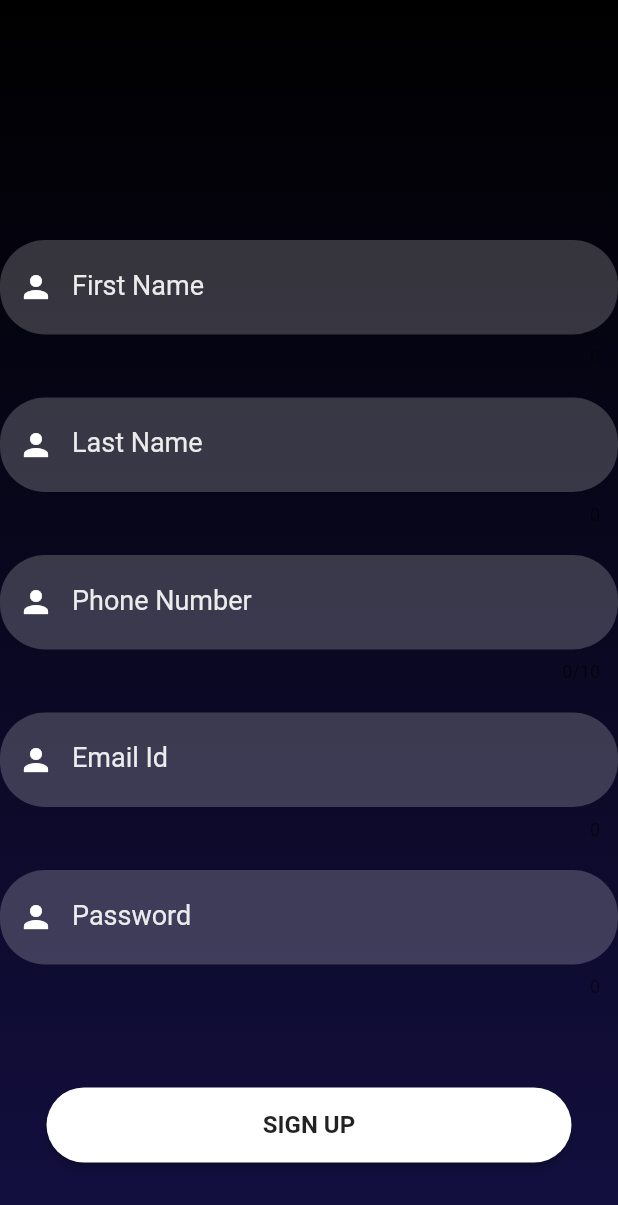
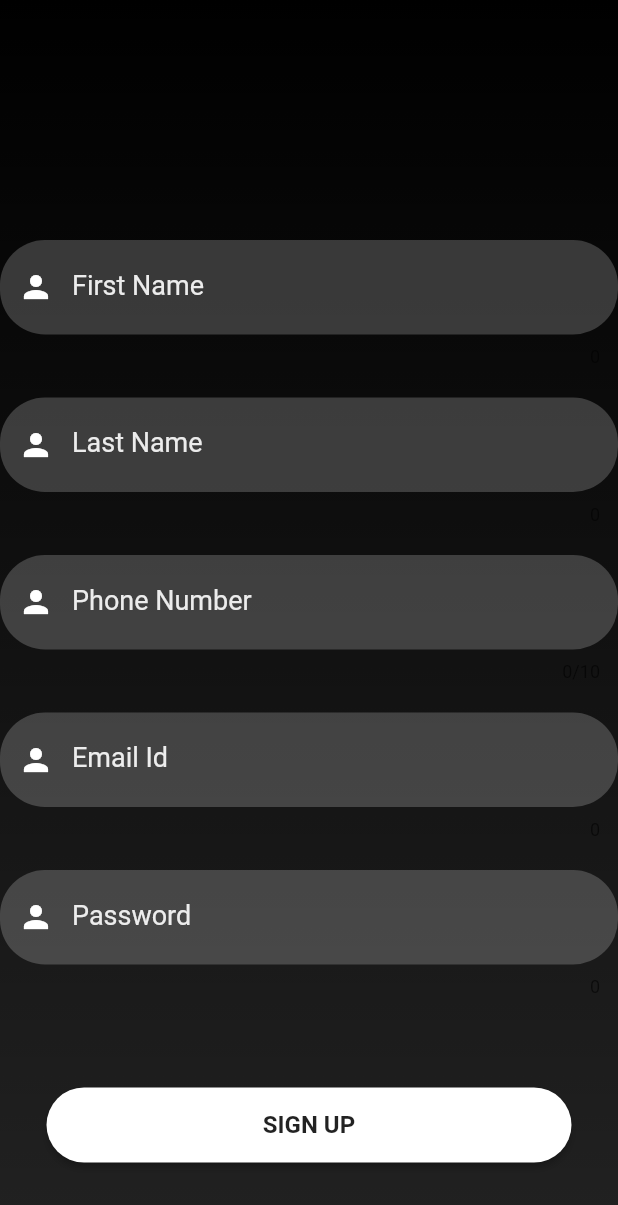
Before and after one commit to ujjwaljain14/stocks_app, a Flutter app: the screen it shows after launch, after a tap on "Don't have an account?", on a phone screen of 412 x 824 dp. Shown: the top 1205 px of the screen. Run offline on Flutter 3.47's test engine with Material 2 defaults, Android fonts, the phone set to English and light mode, and no system bars.

Commit message:
theme modified

```diff
--- a/lib/screens/signin.dart
+++ b/lib/screens/signin.dart
@@ -33,7 +33,9 @@ class _SignInScreenState extends State<SignInScreen> {
       body: Container(
             height: double.infinity,
             decoration: const  BoxDecoration(
-              gradient: LinearGradient(colors: [ Color(0xff000000), Color(0xff130f40),],
+              gradient: LinearGradient(colors:
+              [ Colors.black, Colors.black87,],
+              // [ Color(0xff000000), Color(0xff130F40),],
                 begin: Alignment.topCenter,
                 end: Alignment.bottomCenter,
               ),
@@ -43,7 +45,7 @@ class _SignInScreenState extends State<SignInScreen> {
             children: <Widget> [
               Padding(
                 padding: const EdgeInsets.only(top: 40),
-                child: signInImageWidget('./assets/images/signin_screen_image.jpg'),
+                child: signInImageWidget('./assets/images/signin_screen_image.png'),
               ),
               const SizedBox(height: 90,),
               SizedBox(width: 350, child: textFieldWidget("Phone Number", Icons.verified_user, false, true,_phoneNumTextController)),
--- a/lib/screens/signup.dart
+++ b/lib/screens/signup.dart
@@ -23,7 +23,8 @@ class _SignUpScreenState extends State<SignUpScreen> {
       body: Container(
         height: double.infinity,
         decoration: const  BoxDecoration(
-          gradient: LinearGradient(colors: [ Color(0xff000000), Color(0xff130f40),],
+          gradient: LinearGradient(colors: [ Colors.black, Colors.black87,],
+            // [ Color(0xff000000), Color(0xff130F40),],
             begin: Alignment.topCenter,
             end: Alignment.bottomCenter,
           ),
```
Also changed, not shown: assets/images/signin_screen_image.jpg (deleted), assets/images/signin_screen_image.png (added), 3 other files.
